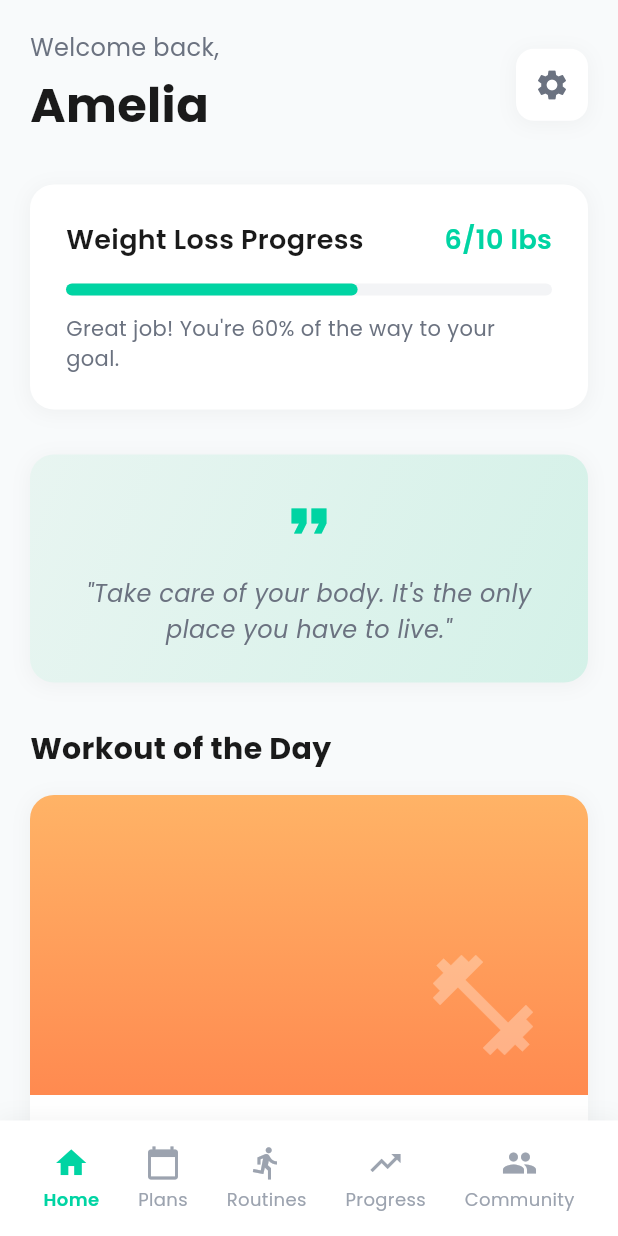
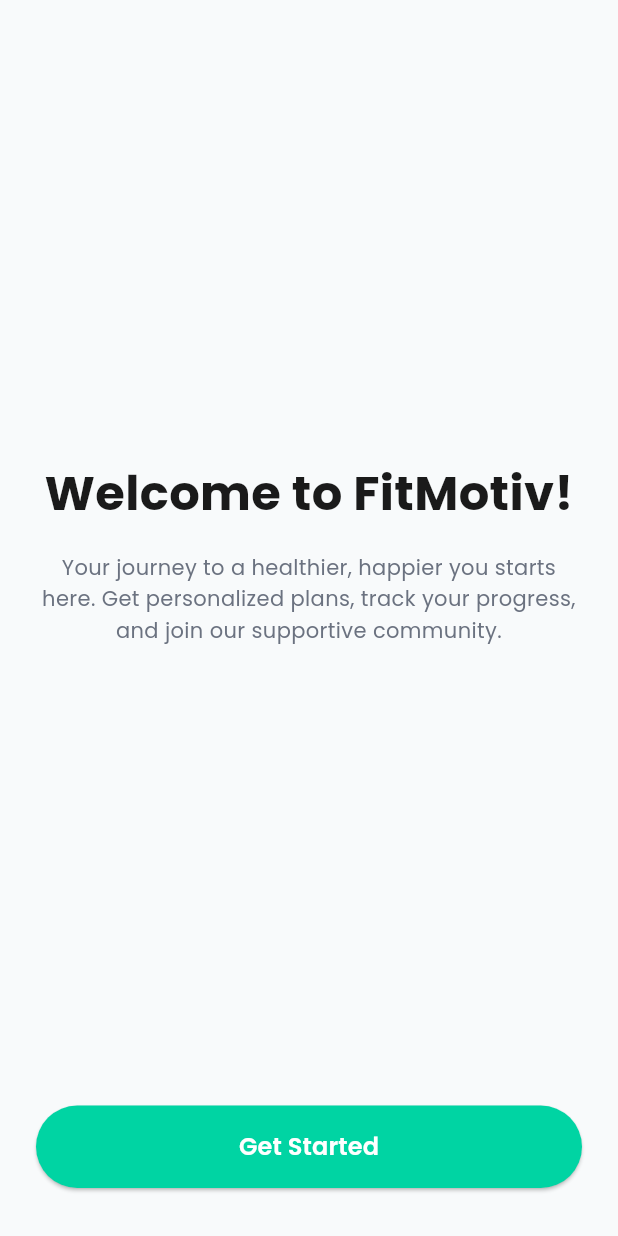
Before and after one commit to GrullonDev/FitMotiv, a Flutter app: the screen it shows after launch, on a phone screen of 412 x 824 dp. Run offline on Flutter 3.47's test engine with Material 3 defaults, Android fonts, the light colour scheme and no system bars; drawn by our look-alikes of percent_indicator; our stand-ins replace animate_do, get_it, google_fonts.

Commit message:
feat: add onboarding screen with navigation to home

```diff
--- a/lib/app.dart
+++ b/lib/app.dart
@@ -2,7 +2,10 @@ import 'package:flutter/material.dart';
 
 import 'package:google_fonts/google_fonts.dart';
 
+import 'package:fit_motiv/screens/onboarding_screen.dart';
 import 'package:fit_motiv/screens/home_screen.dart';
+import 'package:fit_motiv/screens/settings_screen.dart';
+import 'package:fit_motiv/screens/profile_screen.dart';
 
 class FitMotivApp extends StatelessWidget {
   const FitMotivApp({super.key});
@@ -23,7 +26,13 @@ class FitMotivApp extends StatelessWidget {
         ),
         useMaterial3: true,
       ),
-      home: const HomeScreen(),
+      initialRoute: '/onboarding',
+      routes: {
+        '/onboarding': (_) => const OnboardingScreen(),
+        '/home': (_) => const HomeScreen(),
+        '/settings': (_) => const SettingsScreen(),
+        '/profile': (_) => const ProfileScreen(),
+      },
     );
   }
 }
--- /dev/null
+++ b/lib/screens/onboarding_screen.dart
@@ -0,0 +1,62 @@
+import 'package:flutter/material.dart';
+import '../constants/app_colors.dart';
+import '../constants/app_text_styles.dart';
+
+class OnboardingScreen extends StatelessWidget {
+  const OnboardingScreen({Key? key}) : super(key: key);
+
+  @override
+  Widget build(BuildContext context) {
+    return Scaffold(
+      backgroundColor: AppColors.background,
+      body: SafeArea(
+        child: Padding(
+          padding: const EdgeInsets.symmetric(horizontal: 24),
+          child: Column(
+            mainAxisAlignment: MainAxisAlignment.spaceBetween,
+            children: [
+              const SizedBox(),
+              Column(
+                children: [
+                  Text(
+                    'Welcome to FitMotiv!',
+                    style: AppTextStyles.heading1,
+                    textAlign: TextAlign.center,
+                  ),
+                  const SizedBox(height: 16),
+                  Text(
+                    'Your journey to a healthier, happier you starts here. Get personalized plans, track your progress, and join our supportive community.',
+                    style: AppTextStyles.bodyMedium.copyWith(height: 1.5),
+                    textAlign: TextAlign.center,
+                  ),
+                ],
+              ),
+              Padding(
+                padding: const EdgeInsets.only(bottom: 32),
+                child: SizedBox(
+                  width: double.infinity,
+                  child: ElevatedButton(
+                    onPressed: () {
+                      Navigator.pushReplacementNamed(context, '/home');
+                    },
+                    style: ElevatedButton.styleFrom(
+                      padding: const EdgeInsets.symmetric(vertical: 16),
+                      backgroundColor: AppColors.primary,
+                      shape: RoundedRectangleBorder(
+                        borderRadius: BorderRadius.circular(30),
+                      ),
+                    ),
+                    child: Text(
+                      'Get Started',
+                      style: AppTextStyles.buttonText,
+                    ),
+                  ),
+                ),
+              ),
+            ],
+          ),
+        ),
+      ),
+    );
+  }
+}
```
